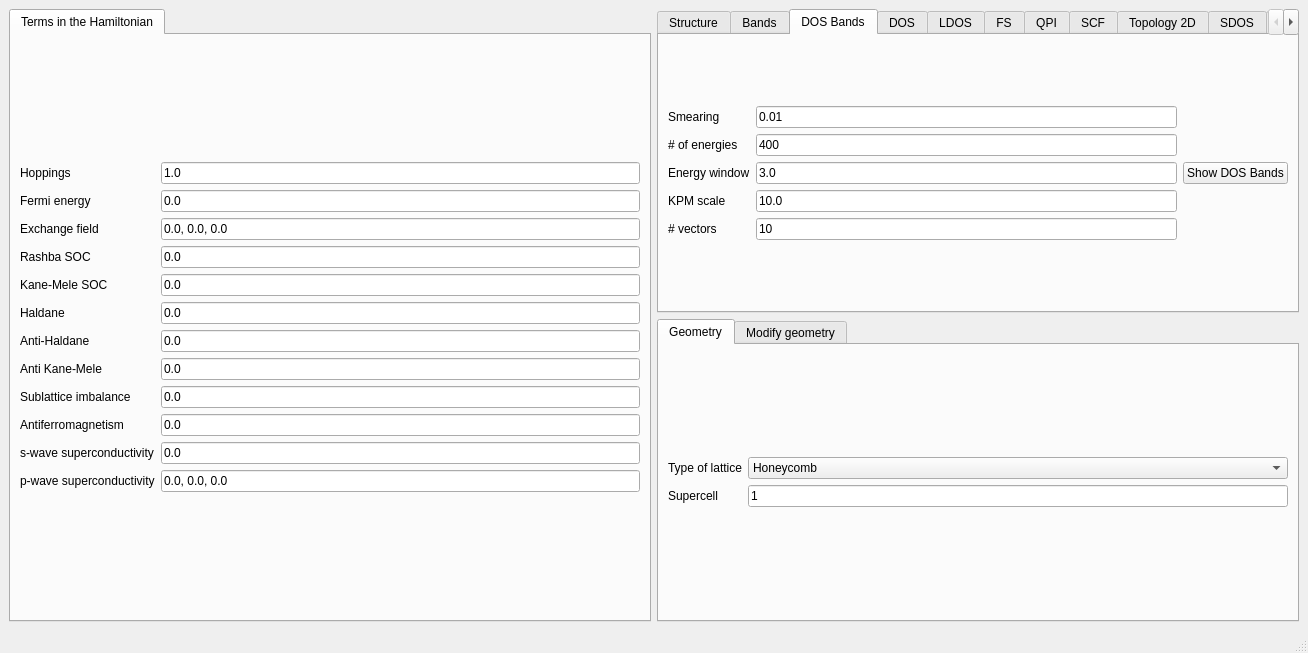
joselado/quantum-lattice, file interface-pyqt/2d/interface.ui: the form before one commit.
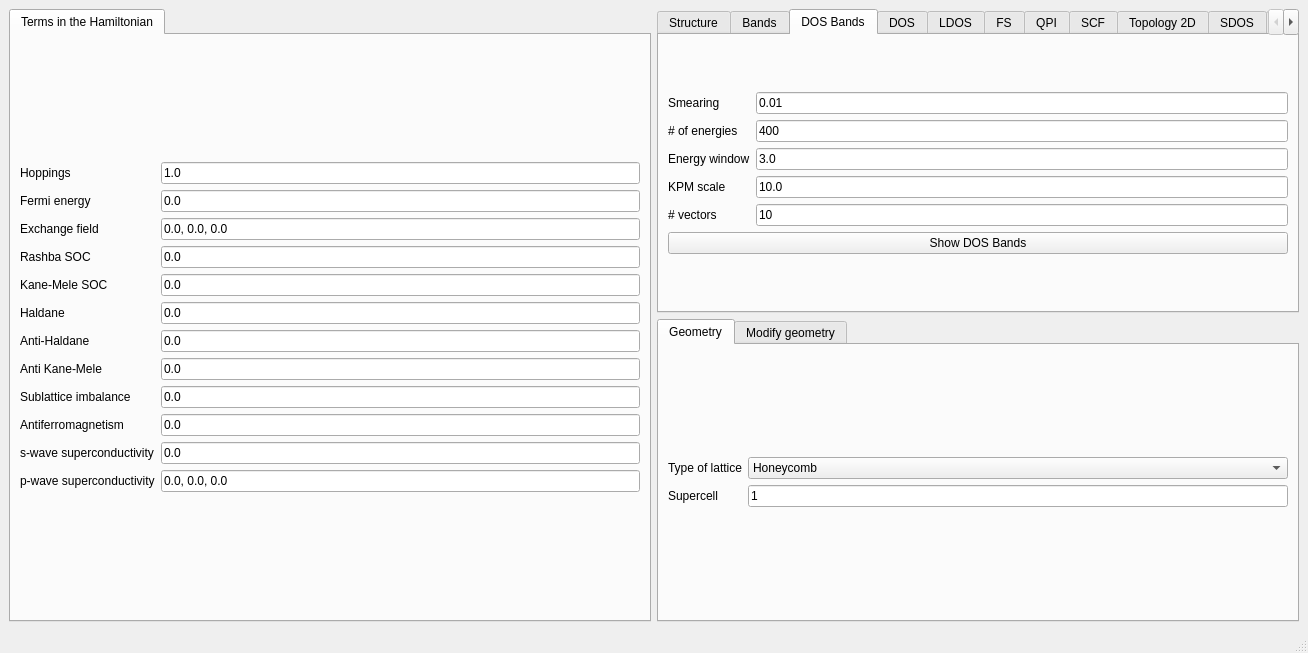
The form after the commit. The open tabs and pages were chosen to show the change.

The edit to the form file:
```diff
--- a/interface-pyqt/2d/interface.ui
+++ b/interface-pyqt/2d/interface.ui
@@ -553,9 +553,7 @@
             </property>
            </widget>
           </item>
-         </layout>
-        </item>
-        <item row="0" column="1">
+          <item row="5" column="0" colspan="2">
          <widget class="QPushButton" name="show_dosbands">
           <property name="toolTip">
            <string>This is equivalent to band structure calculation, but it can be applied for very large systems</string>
@@ -564,6 +562,8 @@
            <string>Show DOS Bands</string>
           </property>
          </widget>
+          </item>
+         </layout>
         </item>
        </layout>
       </widget>
```
Lines whose indentation alone changed are shown as unchanged.
